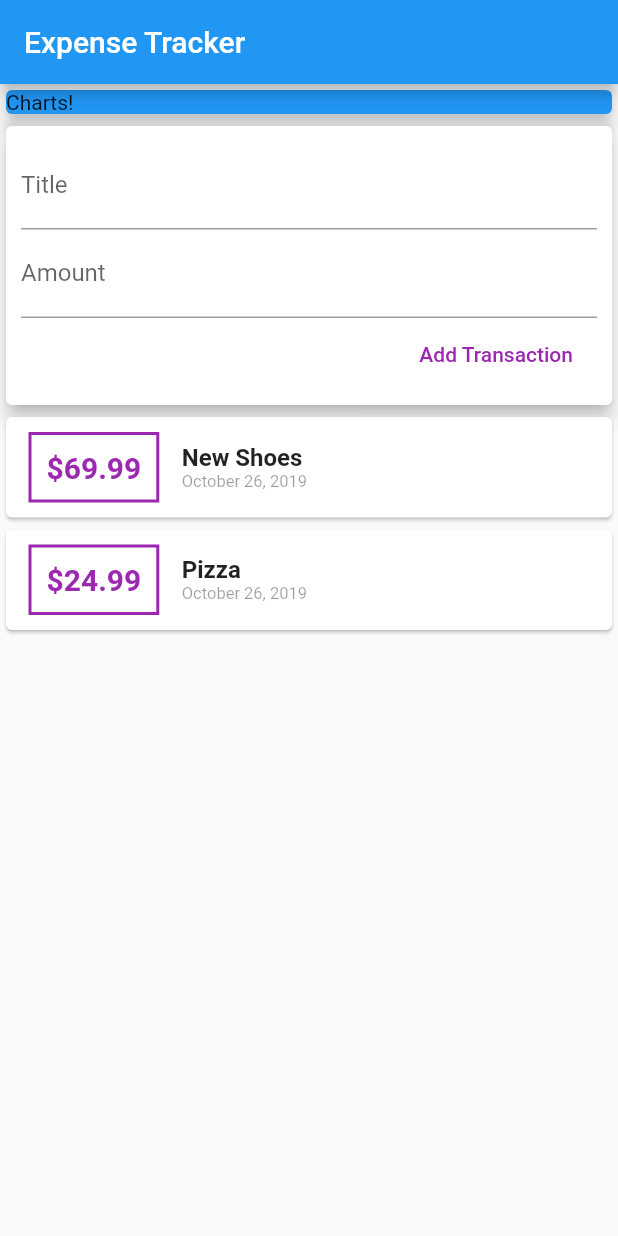
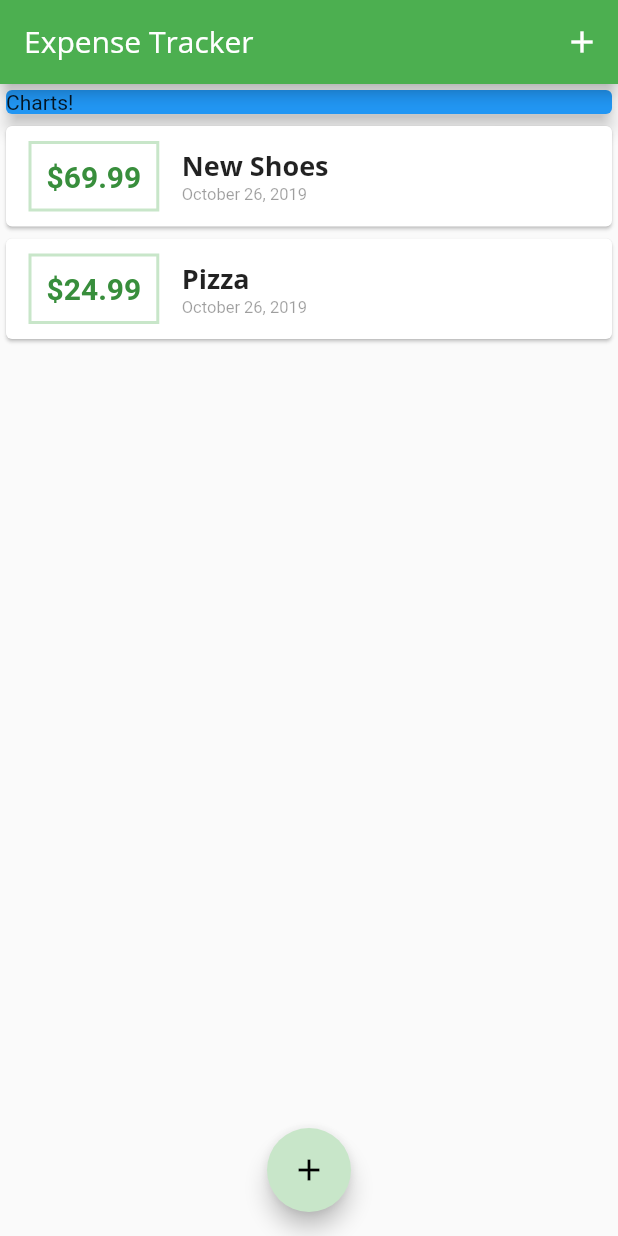
Before and after one commit to SavvyChap/expense_tracker, a Flutter app: the screen it shows after launch, on a phone screen of 412 x 824 dp. Run offline on Flutter 3.47's test engine with Material 2 defaults, Android fonts, the phone set to English and light mode, and no system bars.

Commit message:
Added theming and set the addNewExpense function to pop up when hitting the appropriate icon.

```diff
--- a/lib/main.dart
+++ b/lib/main.dart
@@ -1,6 +1,8 @@
 import 'package:flutter/material.dart';
 
-import './widgets/user_transactions.dart';
+import './widgets/new_transaction.dart';
+import './widgets/transaction_list.dart';
+import './models/transaction.dart';
 
 void main() => runApp(MyApp());
 
@@ -9,20 +11,90 @@ class MyApp extends StatelessWidget {
   Widget build(BuildContext context) {
     return MaterialApp(
       title: 'Expense Tracker',
+      theme: ThemeData(
+        primarySwatch: Colors.green,
+        accentColor: Colors.amberAccent,
+        fontFamily: 'Quicksand',
+        textTheme: ThemeData.light().textTheme.copyWith(
+          title: TextStyle(
+            fontFamily: 'OpenSans',
+            fontSize: 18,
+            fontWeight: FontWeight.bold,
+          ),
+        ),
+        appBarTheme: AppBarTheme(
+          textTheme: ThemeData.light().textTheme.copyWith(
+            title: TextStyle(
+              fontFamily: 'OpenSans',
+              fontSize: 20,
+            ),
+          ),
+        ),
+      ),
       home: MyHomePage(),
     );
   }
 }
 
-class MyHomePage extends StatelessWidget {
-  String titleInput;
-  String amountInput;
+class MyHomePage extends StatefulWidget {
+
+  @override
+  _MyHomePageState createState() => _MyHomePageState();
+}
+
+class _MyHomePageState extends State<MyHomePage> {
+
+  final List<Transaction> _userTransactions = [
+    Transaction(
+        id: 't1',
+        title: 'New Shoes',
+        amount: 69.99,
+        date: DateTime.now()
+    ),
+    Transaction(
+        id: 't2',
+        title: 'Pizza',
+        amount: 24.99,
+        date: DateTime.now()
+    )
+  ];
+
+  void _addNewTransaction(String title, double amount) {
+    final newTx = Transaction(
+      title: title,
+      amount: amount,
+      date: DateTime.now(),
+      id: DateTime.now().toString(),
+    );
+
+    setState(() {
+      _userTransactions.add(newTx);
+    });
+  }
+  void _startAddNewTransaction(BuildContext ctx) {
+    showModalBottomSheet(
+      context: ctx,
+      builder: (_) {
+        return GestureDetector(
+          onTap: () {},
+          child: NewTransaction(_addNewTransaction),
+          behavior: HitTestBehavior.opaque,
+        );
+      },
+    );
+  }
 
   @override
   Widget build(BuildContext context) {
     return Scaffold(
       appBar: AppBar(
         title: Text('Expense Tracker'),
+        actions: <Widget>[
+          IconButton(
+            icon: Icon(Icons.add),
+            onPressed: () => _startAddNewTransaction(context),
+          )
+        ],
       ),
       body: SingleChildScrollView(
         child: Column(
@@ -37,9 +109,16 @@ class MyHomePage extends StatelessWidget {
                 elevation: 5,
               ),
             ),
-            UserTransactions(),
+            TransactionList(_userTransactions),
           ],
         ),
+      ),
+      floatingActionButtonLocation: FloatingActionButtonLocation.centerFloat,
+      floatingActionButton: FloatingActionButton(
+        child: Icon(Icons.add),
+        backgroundColor: Theme.of(context).primaryColorLight,
+        hoverColor: Theme.of(context).accentColor,
+        onPressed: () => _startAddNewTransaction(context),
       ),
     );
   }
--- a/lib/widgets/new_transaction.dart
+++ b/lib/widgets/new_transaction.dart
@@ -1,11 +1,18 @@
 import 'package:flutter/material.dart';
 
-class NewTransaction extends StatelessWidget {
+class NewTransaction extends StatefulWidget {
   final Function addTx;
-  final titleController = TextEditingController();
-  final amountController = TextEditingController();
 
   NewTransaction(this.addTx);
+
+  @override
+  _NewTransactionState createState() => _NewTransactionState();
+}
+
+class _NewTransactionState extends State<NewTransaction> {
+  final titleController = TextEditingController();
+
+  final amountController = TextEditingController();
 
   void submitData() {
     final enteredTitle = titleController.text;
@@ -13,12 +20,14 @@ class NewTransaction extends StatelessWidget {
 
     if (enteredTitle.isEmpty || enteredAmount <= 0) {
       return;
-    };
+    }
 
-    addTx(
+    widget.addTx(
       enteredTitle,
       enteredAmount,
     );
+
+    Navigator.of(context).pop();
   }
 
   @override
--- a/lib/widgets/transaction_list.dart
+++ b/lib/widgets/transaction_list.dart
@@ -24,7 +24,7 @@ class TransactionList extends StatelessWidget {
                   ),
                   decoration: BoxDecoration(
                     border: Border.all(
-                      color: Colors.purple,
+                      color: Theme.of(context).primaryColorLight,
                       width: 2,
                     ),
                   ),
@@ -34,7 +34,7 @@ class TransactionList extends StatelessWidget {
                     style: TextStyle(
                       fontWeight: FontWeight.bold,
                       fontSize: 20,
-                      color: Colors.purple,
+                      color: Theme.of(context).primaryColorDark,
                     ),
                   ),
                 ),
@@ -43,10 +43,7 @@ class TransactionList extends StatelessWidget {
                   children: <Widget>[
                     Text(
                       transactions[index].title,
-                      style: TextStyle(
-                        fontWeight: FontWeight.bold,
-                        fontSize: 16,
-                      ),
+                      style: Theme.of(context).textTheme.title,
                     ),
                     Text(
                       DateFormat.yMMMMd().format(transactions[index].date),
--- a/lib/widgets/user_transactions.dart
+++ /dev/null
@@ -1,50 +0,0 @@
-import 'package:flutter/material.dart';
-
-import './new_transaction.dart';
-import './transaction_list.dart';
-import '../models/transaction.dart';
-
-class UserTransactions extends StatefulWidget {
-  @override
-  _UserTransactionsState createState() => _UserTransactionsState();
-}
-
-class _UserTransactionsState extends State<UserTransactions> {
-  final List<Transaction> _userTransactions = [
-    Transaction(
-        id: 't1',
-        title: 'New Shoes',
-        amount: 69.99,
-        date: DateTime.now()
-    ),
-    Transaction(
-        id: 't2',
-        title: 'Pizza',
-        amount: 24.99,
-        date: DateTime.now()
-    )
-  ];
-
-  void _addNewTransaction(String title, double amount) {
-    final newTx = Transaction(
-      title: title,
-      amount: amount,
-      date: DateTime.now(),
-      id: DateTime.now().toString(),
-    );
-
-    setState(() {
-      _userTransactions.add(newTx);
-    });
-  }
-
-  @override
-  Widget build(BuildContext context) {
-    return Column(
-      children: <Widget>[
-        NewTransaction(_addNewTransaction),
-        TransactionList(_userTransactions),
-      ],
-    );
-  }
-}
```
Also changed, not shown: pubspec.yaml (+13 -6 lines), assets/fonts/OpenSans-Bold.ttf (added), assets/fonts/OpenSans-Regular.ttf (added), assets/fonts/Quicksand-Bold.ttf (added), assets/fonts/Quicksand-Light.ttf (added), assets/fonts/Quicksand-Medium.ttf (added), assets/fonts/Quicksand-Regular.ttf (added).
